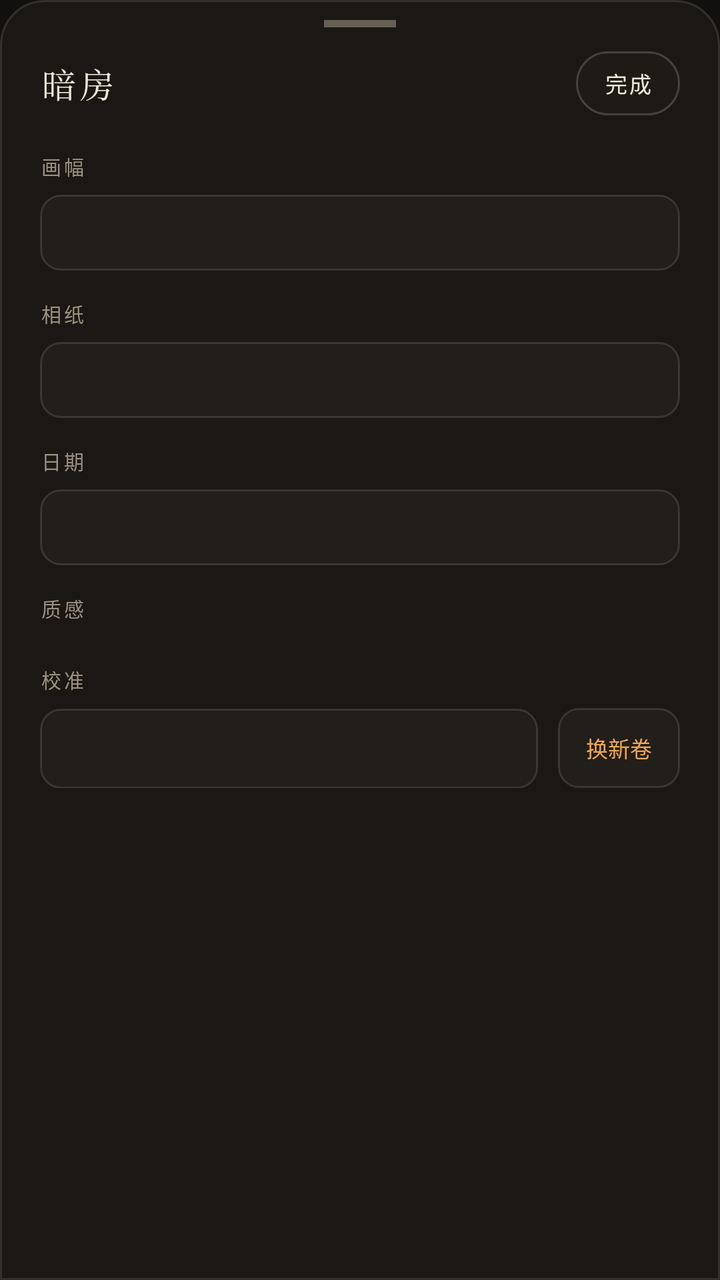
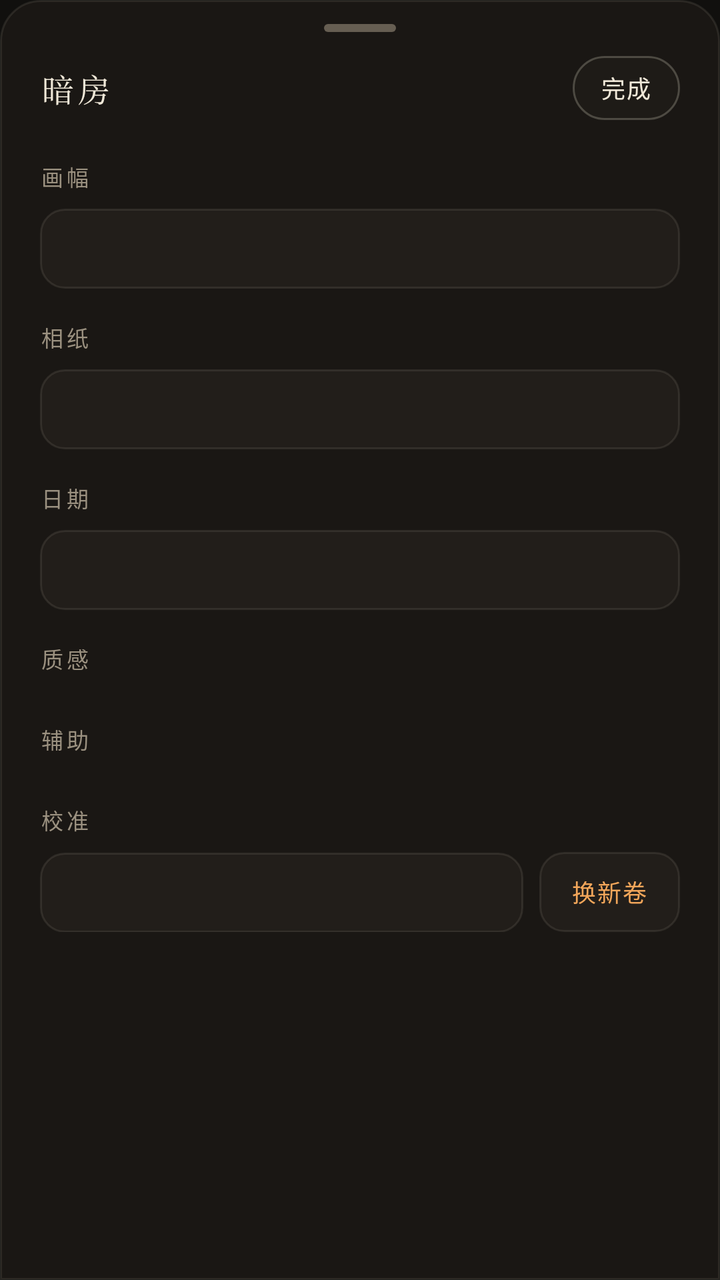

Compare the two renders of this Android layout. The source of the first and the diff that turns it into the second are given below.
<!-- AndroidManifest.xml: application theme AppTheme -->
<!-- res/layout/dialog_darkroom_sheet.xml -->
<?xml version="1.0" encoding="utf-8"?>
<LinearLayout xmlns:android="http://schemas.android.com/apk/res/android"
    android:layout_width="match_parent"
    android:layout_height="wrap_content"
    android:background="@drawable/bg_sheet"
    android:orientation="vertical"
    android:paddingStart="20dp"
    android:paddingTop="10dp"
    android:paddingEnd="20dp"
    android:paddingBottom="22dp">

    
    <View
        android:layout_width="36dp"
        android:layout_height="3.5dp"
        android:layout_gravity="center_horizontal"
        android:layout_marginBottom="12dp"
        android:background="@color/paper_muted" />

    
    <LinearLayout
        android:layout_width="match_parent"
        android:layout_height="wrap_content"
        android:gravity="center_vertical"
        android:orientation="horizontal">

        <TextView
            android:layout_width="0dp"
            android:layout_height="wrap_content"
            android:layout_weight="1"
            android:fontFamily="serif"
            android:letterSpacing="0.12"
            android:text="@string/sheet_title"
            android:textColor="@color/paper"
            android:textSize="17sp" />

        <TextView
            android:id="@+id/sheetDoneButton"
            android:layout_width="wrap_content"
            android:layout_height="32dp"
            android:background="@drawable/bg_chip"
            android:fontFamily="monospace"
            android:gravity="center"
            android:letterSpacing="0.08"
            android:paddingStart="14dp"
            android:paddingEnd="14dp"
            android:text="@string/done"
            android:textColor="@color/paper"
            android:textSize="11sp" />
    </LinearLayout>

    <ScrollView
        android:layout_width="match_parent"
        android:layout_height="wrap_content"
        android:layout_marginTop="4dp"
        android:scrollbars="none">

        <LinearLayout
            android:layout_width="match_parent"
            android:layout_height="wrap_content"
            android:orientation="vertical">

            <TextView
                style="@style/SheetSectionLabel"
                android:text="@string/sheet_aspect" />

            <LinearLayout
                android:id="@+id/segAspect"
                android:layout_width="match_parent"
                android:layout_height="38dp"
                android:background="@drawable/bg_segment_container"
                android:orientation="horizontal"
                android:padding="3dp" />

            <TextView
                style="@style/SheetSectionLabel"
                android:text="@string/sheet_paper" />

            <LinearLayout
                android:id="@+id/segPaper"
                android:layout_width="match_parent"
                android:layout_height="38dp"
                android:background="@drawable/bg_segment_container"
                android:orientation="horizontal"
                android:padding="3dp" />

            <TextView
                style="@style/SheetSectionLabel"
                android:text="@string/sheet_date" />

            <LinearLayout
                android:id="@+id/segDate"
                android:layout_width="match_parent"
                android:layout_height="38dp"
                android:background="@drawable/bg_segment_container"
                android:orientation="horizontal"
                android:padding="3dp" />

            <TextView
                style="@style/SheetSectionLabel"
                android:text="@string/sheet_options" />

            <LinearLayout
                android:id="@+id/toggleContainer"
                android:layout_width="match_parent"
                android:layout_height="wrap_content"
                android:background="@drawable/bg_segment_container"
                android:orientation="vertical"
                android:paddingStart="14dp"
                android:paddingEnd="14dp" />

            <TextView
                style="@style/SheetSectionLabel"
                android:text="@string/sheet_calibration" />

            <LinearLayout
                android:layout_width="match_parent"
                android:layout_height="wrap_content"
                android:orientation="horizontal">

                <TextView
                    android:id="@+id/sheetRotateButton"
                    android:layout_width="0dp"
                    android:layout_height="40dp"
                    android:layout_weight="1"
                    android:background="@drawable/bg_segment_container"
                    android:fontFamily="monospace"
                    android:gravity="center"
                    android:textColor="@color/paper"
                    android:textSize="11sp" />

                <Space
                    android:layout_width="10dp"
                    android:layout_height="1dp" />

                <TextView
                    android:id="@+id/sheetNewRollButton"
                    android:layout_width="wrap_content"
                    android:layout_height="40dp"
                    android:background="@drawable/bg_segment_container"
                    android:fontFamily="monospace"
                    android:gravity="center"
                    android:paddingStart="14dp"
                    android:paddingEnd="14dp"
                    android:text="@string/load_new_roll"
                    android:textColor="@color/amber_led"
                    android:textSize="11sp" />
            </LinearLayout>
        </LinearLayout>
    </ScrollView>
</LinearLayout>
<!-- resources referenced by this layout -->
<resources>
  <!-- drawable bg_chip (drawable) -->
  <?xml version="1.0" encoding="utf-8"?>
  <shape xmlns:android="http://schemas.android.com/apk/res/android" android:shape="rectangle">
      <solid android:color="@color/chip_idle" />
      <corners android:radius="16dp" />
      <stroke android:width="1dp" android:color="#33EFE7D6" />
  </shape>
  <!-- drawable bg_segment_container (drawable) -->
  <?xml version="1.0" encoding="utf-8"?>
  <shape xmlns:android="http://schemas.android.com/apk/res/android" android:shape="rectangle">
      <solid android:color="@color/film_panel" />
      <corners android:radius="10dp" />
      <stroke android:width="1dp" android:color="#22EFE7D6" />
  </shape>
  <!-- drawable bg_sheet (drawable) -->
  <?xml version="1.0" encoding="utf-8"?>
  <shape xmlns:android="http://schemas.android.com/apk/res/android" android:shape="rectangle">
      <solid android:color="@color/film_dark" />
      <corners
          android:topLeftRadius="22dp"
          android:topRightRadius="22dp"
          android:bottomLeftRadius="0dp"
          android:bottomRightRadius="0dp" />
      <stroke android:width="1dp" android:color="#22EFE7D6" />
  </shape>
  <style name="SheetSectionLabel">
          <item name="android:layout_width">match_parent</item>
          <item name="android:layout_height">wrap_content</item>
          <item name="android:fontFamily">monospace</item>
          <item name="android:letterSpacing">0.14</item>
          <item name="android:textColor">@color/paper_dim</item>
          <item name="android:textSize">10sp</item>
          <item name="android:layout_marginTop">14dp</item>
          <item name="android:layout_marginBottom">7dp</item>
      </style>
  <style name="AppTheme" parent="@android:style/Theme.Material.NoActionBar">
          <item name="android:windowBackground">@color/film_black</item>
          <item name="android:statusBarColor">@color/film_black</item>
          <item name="android:navigationBarColor">@color/film_black</item>
          <item name="android:windowFullscreen">false</item>
          <item name="android:colorAccent">@color/accent</item>
          <item name="android:windowLightStatusBar">false</item>
          <item name="android:windowLightNavigationBar">false</item>
      </style>
  <!-- unchanged entries left out for length: 17 -->
</resources>

<!-- the commit's change to res/layout/dialog_darkroom_sheet.xml (unified diff, before → after) -->
@@ -5,17 +5,17 @@
     android:background="@drawable/bg_sheet"
     android:orientation="vertical"
     android:paddingStart="20dp"
-    android:paddingTop="10dp"
+    android:paddingTop="12dp"
     android:paddingEnd="20dp"
-    android:paddingBottom="22dp">
+    android:paddingBottom="24dp">
 
     
     <View
         android:layout_width="36dp"
-        android:layout_height="3.5dp"
+        android:layout_height="4dp"
         android:layout_gravity="center_horizontal"
         android:layout_marginBottom="12dp"
-        android:background="@color/paper_muted" />
+        android:background="@drawable/bg_sheet_handle" />
 
     
     <LinearLayout
@@ -25,28 +25,22 @@
         android:orientation="horizontal">
 
         <TextView
+            style="@style/TextTitle"
             android:layout_width="0dp"
             android:layout_height="wrap_content"
             android:layout_weight="1"
-            android:fontFamily="serif"
-            android:letterSpacing="0.12"
-            android:text="@string/sheet_title"
-            android:textColor="@color/paper"
-            android:textSize="17sp" />
+            android:text="@string/sheet_title" />
 
         <TextView
             android:id="@+id/sheetDoneButton"
+            style="@style/TextMonoLabel"
             android:layout_width="wrap_content"
             android:layout_height="32dp"
             android:background="@drawable/bg_chip"
-            android:fontFamily="monospace"
             android:gravity="center"
-            android:letterSpacing="0.08"
             android:paddingStart="14dp"
             android:paddingEnd="14dp"
-            android:text="@string/done"
-            android:textColor="@color/paper"
-            android:textSize="11sp" />
+            android:text="@string/done" />
     </LinearLayout>
 
     <ScrollView
@@ -67,10 +61,10 @@
             <LinearLayout
                 android:id="@+id/segAspect"
                 android:layout_width="match_parent"
-                android:layout_height="38dp"
+                android:layout_height="40dp"
                 android:background="@drawable/bg_segment_container"
                 android:orientation="horizontal"
-                android:padding="3dp" />
+                android:padding="4dp" />
 
             <TextView
                 style="@style/SheetSectionLabel"
@@ -79,10 +73,10 @@
             <LinearLayout
                 android:id="@+id/segPaper"
                 android:layout_width="match_parent"
-                android:layout_height="38dp"
+                android:layout_height="40dp"
                 android:background="@drawable/bg_segment_container"
                 android:orientation="horizontal"
-                android:padding="3dp" />
+                android:padding="4dp" />
 
             <TextView
                 style="@style/SheetSectionLabel"
@@ -91,10 +85,10 @@
             <LinearLayout
                 android:id="@+id/segDate"
                 android:layout_width="match_parent"
-                android:layout_height="38dp"
+                android:layout_height="40dp"
                 android:background="@drawable/bg_segment_container"
                 android:orientation="horizontal"
-                android:padding="3dp" />
+                android:padding="4dp" />
 
             <TextView
                 style="@style/SheetSectionLabel"
@@ -106,8 +100,21 @@
                 android:layout_height="wrap_content"
                 android:background="@drawable/bg_segment_container"
                 android:orientation="vertical"
-                android:paddingStart="14dp"
-                android:paddingEnd="14dp" />
+                android:paddingStart="16dp"
+                android:paddingEnd="16dp" />
+
+            <TextView
+                style="@style/SheetSectionLabel"
+                android:text="@string/sheet_assist" />
+
+            <LinearLayout
+                android:id="@+id/assistToggleContainer"
+                android:layout_width="match_parent"
+                android:layout_height="wrap_content"
+                android:background="@drawable/bg_segment_container"
+                android:orientation="vertical"
+                android:paddingStart="16dp"
+                android:paddingEnd="16dp" />
 
             <TextView
                 style="@style/SheetSectionLabel"
@@ -120,31 +127,28 @@
 
                 <TextView
                     android:id="@+id/sheetRotateButton"
+                    style="@style/TextMonoLabel"
                     android:layout_width="0dp"
                     android:layout_height="40dp"
                     android:layout_weight="1"
-                    android:background="@drawable/bg_segment_container"
-                    android:fontFamily="monospace"
-                    android:gravity="center"
-                    android:textColor="@color/paper"
-                    android:textSize="11sp" />
+                    android:background="@drawable/bg_action_button"
+                    android:gravity="center" />
 
                 <Space
-                    android:layout_width="10dp"
+                    android:layout_width="8dp"
                     android:layout_height="1dp" />
 
                 <TextView
                     android:id="@+id/sheetNewRollButton"
+                    style="@style/TextMonoLabel"
                     android:layout_width="wrap_content"
                     android:layout_height="40dp"
-                    android:background="@drawable/bg_segment_container"
-                    android:fontFamily="monospace"
+                    android:background="@drawable/bg_action_button"
                     android:gravity="center"
-                    android:paddingStart="14dp"
-                    android:paddingEnd="14dp"
+                    android:paddingStart="16dp"
+                    android:paddingEnd="16dp"
                     android:text="@string/load_new_roll"
-                    android:textColor="@color/amber_led"
-                    android:textSize="11sp" />
+                    android:textColor="@color/amber_led" />
             </LinearLayout>
         </LinearLayout>
     </ScrollView>
<!-- resource entries referenced after the edit -->
@@ -1,48 +1,91 @@
 <!-- resources referenced by this layout -->
 <resources>
+  <!-- drawable bg_action_button (drawable) -->
+  <?xml version="1.0" encoding="utf-8"?>
+  <ripple xmlns:android="http://schemas.android.com/apk/res/android"
+      android:color="@color/ripple_warm">
+      <item>
+          <shape android:shape="rectangle">
+              <solid android:color="@color/film_panel" />
+              <corners android:radius="12dp" />
+              <stroke android:width="1dp" android:color="@color/hairline_soft" />
+          </shape>
+      </item>
+  </ripple>
   <!-- drawable bg_chip (drawable) -->
   <?xml version="1.0" encoding="utf-8"?>
-  <shape xmlns:android="http://schemas.android.com/apk/res/android" android:shape="rectangle">
-      <solid android:color="@color/chip_idle" />
-      <corners android:radius="16dp" />
-      <stroke android:width="1dp" android:color="#33EFE7D6" />
-  </shape>
+  <ripple xmlns:android="http://schemas.android.com/apk/res/android"
+      android:color="@color/ripple_warm">
+      <item>
+          <shape android:shape="rectangle">
+              <solid android:color="@color/chip_idle" />
+              <corners android:radius="16dp" />
+              <stroke android:width="1dp" android:color="@color/hairline_strong" />
+          </shape>
+      </item>
+  </ripple>
   <!-- drawable bg_segment_container (drawable) -->
   <?xml version="1.0" encoding="utf-8"?>
   <shape xmlns:android="http://schemas.android.com/apk/res/android" android:shape="rectangle">
       <solid android:color="@color/film_panel" />
-      <corners android:radius="10dp" />
-      <stroke android:width="1dp" android:color="#22EFE7D6" />
+      <corners android:radius="12dp" />
+      <stroke android:width="1dp" android:color="@color/hairline_soft" />
   </shape>
   <!-- drawable bg_sheet (drawable) -->
   <?xml version="1.0" encoding="utf-8"?>
   <shape xmlns:android="http://schemas.android.com/apk/res/android" android:shape="rectangle">
       <solid android:color="@color/film_dark" />
       <corners
-          android:topLeftRadius="22dp"
-          android:topRightRadius="22dp"
+          android:topLeftRadius="20dp"
+          android:topRightRadius="20dp"
           android:bottomLeftRadius="0dp"
           android:bottomRightRadius="0dp" />
-      <stroke android:width="1dp" android:color="#22EFE7D6" />
+      <stroke android:width="1dp" android:color="@color/hairline_soft" />
   </shape>
-  <style name="SheetSectionLabel">
+  <!-- drawable bg_sheet_handle (drawable) -->
+  <?xml version="1.0" encoding="utf-8"?>
+  <shape xmlns:android="http://schemas.android.com/apk/res/android" android:shape="rectangle">
+      <solid android:color="@color/paper_muted" />
+      <corners android:radius="2dp" />
+  </shape>
+  <string name="sheet_assist">辅助</string>
+  <style name="SheetSectionLabel" parent="TextMonoCaption">
           <item name="android:layout_width">match_parent</item>
           <item name="android:layout_height">wrap_content</item>
-          <item name="android:fontFamily">monospace</item>
           <item name="android:letterSpacing">0.14</item>
           <item name="android:textColor">@color/paper_dim</item>
-          <item name="android:textSize">10sp</item>
-          <item name="android:layout_marginTop">14dp</item>
-          <item name="android:layout_marginBottom">7dp</item>
+          <item name="android:layout_marginTop">16dp</item>
+          <item name="android:layout_marginBottom">8dp</item>
       </style>
-  <style name="AppTheme" parent="@android:style/Theme.Material.NoActionBar">
+  <style name="TextMonoLabel">
+          <item name="android:textColor">@color/paper</item>
+          <item name="android:fontFamily">@font/jetbrains_mono_regular</item>
+          <item name="android:letterSpacing">0.06</item>
+          <item name="android:textSize">12sp</item>
+      </style>
+  <style name="TextTitle">
+          <item name="android:textColor">@color/paper</item>
+          <item name="android:fontFamily">serif</item>
+          <item name="android:letterSpacing">0.12</item>
+          <item name="android:textSize">16sp</item>
+      </style>
+  <style name="AppTheme" parent="AppTheme.Base" />
+  <color name="ripple_warm">#2EEFE7D6</color>
+  <color name="hairline_soft">#18EFE7D6</color>
+  <color name="hairline_strong">#3CEFE7D6</color>
+  <style name="TextMonoCaption">
+          <item name="android:textColor">@color/paper</item>
+          <item name="android:fontFamily">@font/jetbrains_mono_regular</item>
+          <item name="android:letterSpacing">0.08</item>
+          <item name="android:textSize">11sp</item>
+      </style>
+  <style name="AppTheme.Base" parent="@android:style/Theme.Material.NoActionBar">
           <item name="android:windowBackground">@color/film_black</item>
           <item name="android:statusBarColor">@color/film_black</item>
           <item name="android:navigationBarColor">@color/film_black</item>
           <item name="android:windowFullscreen">false</item>
           <item name="android:colorAccent">@color/accent</item>
           <item name="android:windowLightStatusBar">false</item>
-          <item name="android:windowLightNavigationBar">false</item>
       </style>
   <!-- unchanged entries left out for length: 17 -->
 </resources>
